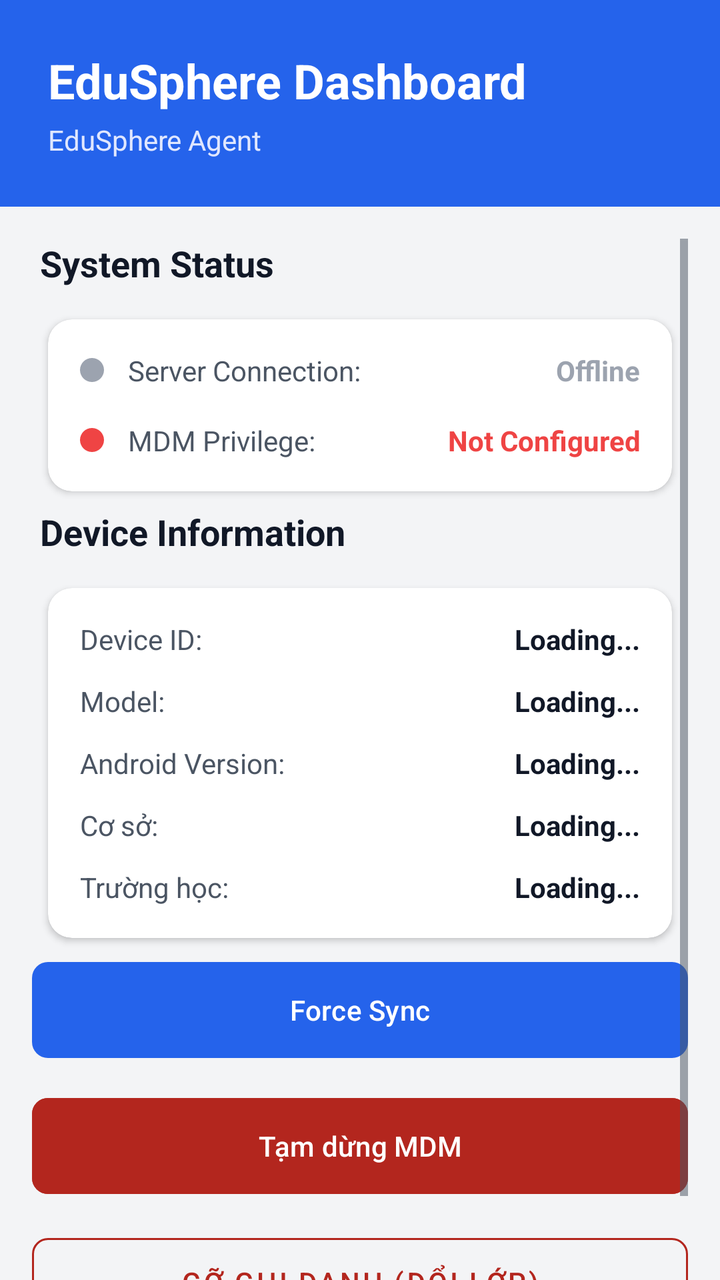
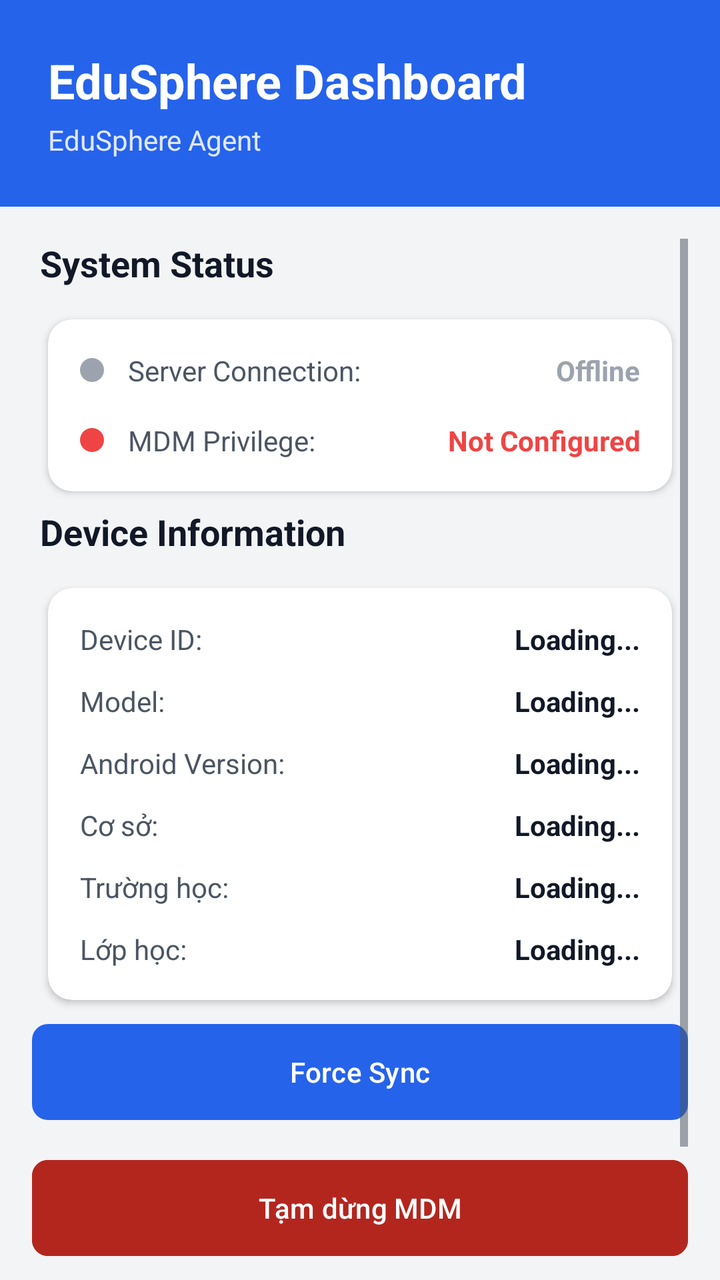

Two renders of the same Android screen: before a commit and after it. Below are the layout's source before the change and the commit's diff.
<!-- AndroidManifest.xml: application theme Theme.EduSphereAgent -->
<!-- res/layout/activity_main.xml -->
<?xml version="1.0" encoding="utf-8"?>
<androidx.constraintlayout.widget.ConstraintLayout xmlns:android="http://schemas.android.com/apk/res/android"
    xmlns:app="http://schemas.android.com/apk/res-auto"
    xmlns:tools="http://schemas.android.com/tools"
    android:id="@+id/main"
    android:layout_width="match_parent"
    android:layout_height="match_parent"
    android:background="@color/background"
    tools:context=".MainActivity">

    
    <LinearLayout
        android:id="@+id/headerLayout"
        android:layout_width="0dp"
        android:layout_height="wrap_content"
        android:background="?attr/colorPrimary"
        android:orientation="vertical"
        android:padding="24dp"
        app:layout_constraintStart_toStartOf="parent"
        app:layout_constraintEnd_toEndOf="parent"
        app:layout_constraintTop_toTopOf="parent">

        <TextView
            android:layout_width="wrap_content"
            android:layout_height="wrap_content"
            android:text="@string/dashboard_title"
            android:textColor="?attr/colorOnPrimary"
            android:textSize="24sp"
            android:textStyle="bold" />
            
        <TextView
            android:layout_width="wrap_content"
            android:layout_height="wrap_content"
            android:text="@string/app_name"
            android:textColor="#E0E7FF"
            android:textSize="14sp"
            android:layout_marginTop="4dp"/>
    </LinearLayout>

    <ScrollView
        android:layout_width="0dp"
        android:layout_height="0dp"
        android:clipToPadding="false"
        android:padding="16dp"
        app:layout_constraintStart_toStartOf="parent"
        app:layout_constraintEnd_toEndOf="parent"
        app:layout_constraintBottom_toBottomOf="parent"
        app:layout_constraintTop_toBottomOf="@id/headerLayout">

        <LinearLayout
            android:layout_width="match_parent"
            android:layout_height="wrap_content"
            android:orientation="vertical">

            
            <com.google.android.material.card.MaterialCardView
                android:id="@+id/cardRegistration"
                style="@style/Widget.EduSphere.CardView"
                android:layout_width="match_parent"
                android:layout_height="wrap_content"
                android:layout_marginBottom="24dp"
                android:visibility="gone">

                <LinearLayout
                    android:layout_width="match_parent"
                    android:layout_height="wrap_content"
                    android:orientation="vertical"
                    android:padding="16dp">

                    <TextView
                        android:layout_width="wrap_content"
                        android:layout_height="wrap_content"
                        android:text="Đăng ký Thiết bị"
                        android:textColor="?attr/colorPrimary"
                        android:textSize="18sp"
                        android:textStyle="bold"
                        android:layout_marginBottom="16dp"/>

                    <com.google.android.material.textfield.TextInputLayout
                        style="@style/Widget.MaterialComponents.TextInputLayout.OutlinedBox"
                        android:layout_width="match_parent"
                        android:layout_height="wrap_content"
                        android:layout_marginBottom="12dp"
                        android:hint="Nhập Server URL (vd: http://192.168.1.8:8081)"
                        app:endIconMode="clear_text">

                        <com.google.android.material.textfield.TextInputEditText
                            android:id="@+id/etServerUrl"
                            android:layout_width="match_parent"
                            android:layout_height="wrap_content"
                            android:inputType="textUri"/>

                    </com.google.android.material.textfield.TextInputLayout>

                    <com.google.android.material.textfield.TextInputLayout
                        style="@style/Widget.MaterialComponents.TextInputLayout.OutlinedBox"
                        android:layout_width="match_parent"
                        android:layout_height="wrap_content"
                        android:hint="Nhập Enrollment Code"
                        app:endIconMode="clear_text">

                        <com.google.android.material.textfield.TextInputEditText
                            android:id="@+id/etEnrollmentCode"
                            android:layout_width="match_parent"
                            android:layout_height="wrap_content"
                            android:inputType="textCapCharacters"/>

                    </com.google.android.material.textfield.TextInputLayout>

                    <com.google.android.material.button.MaterialButton
                        android:id="@+id/btnRegister"
                        android:layout_width="match_parent"
                        android:layout_height="56dp"
                        android:layout_marginTop="16dp"
                        android:text="Đăng ký"
                        app:cornerRadius="8dp" />
                        
                    <com.google.android.material.button.MaterialButton
                        android:id="@+id/btnScanQr"
                        style="@style/Widget.MaterialComponents.Button.OutlinedButton"
                        android:layout_width="match_parent"
                        android:layout_height="56dp"
                        android:layout_marginTop="12dp"
                        android:text="Quét Mã QR"
                        app:icon="@android:drawable/ic_menu_camera"
                        app:iconGravity="textStart"
                        app:cornerRadius="8dp" />
                </LinearLayout>
            </com.google.android.material.card.MaterialCardView>

            
            <TextView
                android:layout_width="wrap_content"
                android:layout_height="wrap_content"
                android:text="@string/status_title"
                android:textColor="?android:attr/textColorPrimary"
                android:textSize="18sp"
                android:textStyle="bold"
                android:layout_marginBottom="8dp"
                android:layout_marginStart="4dp"/>

            <com.google.android.material.card.MaterialCardView
                style="@style/Widget.EduSphere.CardView"
                android:layout_width="match_parent"
                android:layout_height="wrap_content"
                android:layout_marginBottom="24dp">

                <LinearLayout
                    android:layout_width="match_parent"
                    android:layout_height="wrap_content"
                    android:orientation="vertical"
                    android:padding="16dp">

                    
                    <LinearLayout
                        android:layout_width="match_parent"
                        android:layout_height="wrap_content"
                        android:gravity="center_vertical"
                        android:orientation="horizontal"
                        android:layout_marginBottom="16dp">

                        <View
                            android:id="@+id/indicatorServerStatus"
                            android:layout_width="12dp"
                            android:layout_height="12dp"
                            android:background="@drawable/circle_indicator"
                            android:backgroundTint="@color/offline" />

                        <TextView
                            android:layout_width="wrap_content"
                            android:layout_height="wrap_content"
                            android:layout_marginStart="12dp"
                            android:text="@string/server_connection"
                            android:textColor="?android:attr/textColorSecondary" />
                            
                        <TextView
                            android:id="@+id/tvServerStatus"
                            android:layout_width="0dp"
                            android:layout_height="wrap_content"
                            android:layout_weight="1"
                            android:gravity="end"
                            android:text="@string/status_offline"
                            android:textColor="@color/offline"
                            android:textStyle="bold" />
                    </LinearLayout>

                    
                    <LinearLayout
                        android:layout_width="match_parent"
                        android:layout_height="wrap_content"
                        android:gravity="center_vertical"
                        android:orientation="horizontal">

                        <View
                            android:id="@+id/indicatorMdmStatus"
                            android:layout_width="12dp"
                            android:layout_height="12dp"
                            android:background="@drawable/circle_indicator"
                            android:backgroundTint="@color/error" />

                        <TextView
                            android:layout_width="wrap_content"
                            android:layout_height="wrap_content"
                            android:layout_marginStart="12dp"
                            android:text="@string/mdm_privilege"
                            android:textColor="?android:attr/textColorSecondary" />
                            
                        <TextView
                            android:id="@+id/tvMdmStatus"
                            android:layout_width="0dp"
                            android:layout_height="wrap_content"
                            android:layout_weight="1"
                            android:gravity="end"
                            android:text="@string/status_inactive"
                            android:textColor="@color/error"
                            android:textStyle="bold" />
                    </LinearLayout>
                </LinearLayout>
            </com.google.android.material.card.MaterialCardView>

            
            <TextView
                android:layout_width="wrap_content"
                android:layout_height="wrap_content"
                android:text="@string/device_info_title"
                android:textColor="?android:attr/textColorPrimary"
                android:textSize="18sp"
                android:textStyle="bold"
                android:layout_marginBottom="8dp"
                android:layout_marginStart="4dp"/>

            <com.google.android.material.card.MaterialCardView
                style="@style/Widget.EduSphere.CardView"
                android:layout_width="match_parent"
                android:layout_height="wrap_content"
                android:layout_marginBottom="32dp">

                <LinearLayout
                    android:layout_width="match_parent"
                    android:layout_height="wrap_content"
                    android:orientation="vertical"
                    android:padding="16dp">

                    
                    <LinearLayout
                        android:layout_width="match_parent"
                        android:layout_height="wrap_content"
                        android:orientation="horizontal"
                        android:layout_marginBottom="12dp">
                        <TextView
                            android:layout_width="120dp"
                            android:layout_height="wrap_content"
                            android:text="@string/device_id_label"
                            android:textColor="?android:attr/textColorSecondary" />
                        <TextView
                            android:id="@+id/tvDeviceId"
                            android:layout_width="0dp"
                            android:layout_weight="1"
                            android:layout_height="wrap_content"
                            android:gravity="end"
                            android:text="Loading..."
                            android:textColor="?android:attr/textColorPrimary"
                            android:textStyle="bold" />
                    </LinearLayout>
                    
                    
                    <LinearLayout
                        android:layout_width="match_parent"
                        android:layout_height="wrap_content"
                        android:orientation="horizontal"
                        android:layout_marginBottom="12dp">
                        <TextView
                            android:layout_width="120dp"
                            android:layout_height="wrap_content"
                            android:text="@string/device_model_label"
                            android:textColor="?android:attr/textColorSecondary" />
                        <TextView
                            android:id="@+id/tvDeviceModel"
                            android:layout_width="0dp"
                            android:layout_weight="1"
                            android:layout_height="wrap_content"
                            android:gravity="end"
                            android:text="Loading..."
                            android:textColor="?android:attr/textColorPrimary"
                            android:textStyle="bold" />
                    </LinearLayout>

                    
                    <LinearLayout
                        android:layout_width="match_parent"
                        android:layout_height="wrap_content"
                        android:orientation="horizontal"
                        android:layout_marginBottom="12dp">
                        <TextView
                            android:layout_width="120dp"
                            android:layout_height="wrap_content"
                            android:text="@string/os_version_label"
                            android:textColor="?android:attr/textColorSecondary" />
                        <TextView
                            android:id="@+id/tvOsVersion"
                            android:layout_width="0dp"
                            android:layout_weight="1"
                            android:layout_height="wrap_content"
                            android:gravity="end"
                            android:text="Loading..."
                            android:textColor="?android:attr/textColorPrimary"
                            android:textStyle="bold" />
                    </LinearLayout>

                    
                    <LinearLayout
                        android:layout_width="match_parent"
                        android:layout_height="wrap_content"
                        android:orientation="horizontal"
                        android:layout_marginBottom="12dp">
                        <TextView
                            android:layout_width="120dp"
                            android:layout_height="wrap_content"
                            android:text="Cơ sở:"
                            android:textColor="?android:attr/textColorSecondary" />
                        <TextView
                            android:id="@+id/tvCampus"
                            android:layout_width="0dp"
                            android:layout_weight="1"
                            android:layout_height="wrap_content"
                            android:gravity="end"
                            android:text="Loading..."
                            android:textColor="?android:attr/textColorPrimary"
                            android:textStyle="bold" />
                    </LinearLayout>
                    
                    
                    <LinearLayout
                        android:layout_width="match_parent"
                        android:layout_height="wrap_content"
                        android:orientation="horizontal">
                        <TextView
                            android:layout_width="120dp"
                            android:layout_height="wrap_content"
                            android:text="Trường học:"
                            android:textColor="?android:attr/textColorSecondary" />
                        <TextView
                            android:id="@+id/tvSchool"
                            android:layout_width="0dp"
                            android:layout_weight="1"
                            android:layout_height="wrap_content"
                            android:gravity="end"
                            android:text="Loading..."
                            android:textColor="?android:attr/textColorPrimary"
                            android:textStyle="bold" />
                    </LinearLayout>
                </LinearLayout>
            </com.google.android.material.card.MaterialCardView>

            
            <com.google.android.material.button.MaterialButton
                android:id="@+id/btnForceSync"
                android:layout_width="match_parent"
                android:layout_height="56dp"
                android:text="@string/force_sync"
                app:cornerRadius="8dp" />
                
            
            <com.google.android.material.button.MaterialButton
                android:id="@+id/btnPauseMdm"
                android:layout_width="match_parent"
                android:layout_height="56dp"
                android:layout_marginTop="12dp"
                android:text="Tạm dừng MDM"
                android:backgroundTint="?attr/colorError"
                app:cornerRadius="8dp" />
                
            
            <com.google.android.material.button.MaterialButton
                android:id="@+id/btnUnenroll"
                style="@style/Widget.MaterialComponents.Button.OutlinedButton"
                android:layout_width="match_parent"
                android:layout_height="56dp"
                android:layout_marginTop="12dp"
                android:text="Gỡ ghi danh (Đổi lớp)"
                android:textColor="?attr/colorError"
                app:strokeColor="?attr/colorError"
                app:cornerRadius="8dp" />

        </LinearLayout>
    </ScrollView>
</androidx.constraintlayout.widget.ConstraintLayout>
<!-- resources referenced by this layout -->
<resources>
  <color name="background">#F3F4F6</color>
  <color name="error">#EF4444</color>
  <color name="offline">#9CA3AF</color>
  <!-- drawable circle_indicator (drawable) -->
  <?xml version="1.0" encoding="utf-8"?>
  <shape xmlns:android="http://schemas.android.com/apk/res/android"
      android:shape="oval">
      <solid android:color="#FFFFFF" />
  </shape>
  <string name="app_name">EduSphere Agent</string>
  <string name="dashboard_title">EduSphere Dashboard</string>
  <string name="device_id_label">Device ID:</string>
  <string name="device_info_title">Device Information</string>
  <string name="device_model_label">Model:</string>
  <string name="force_sync">Force Sync</string>
  <string name="mdm_privilege">MDM Privilege:</string>
  <string name="os_version_label">Android Version:</string>
  <string name="server_connection">Server Connection:</string>
  <string name="status_inactive">Not Configured</string>
  <string name="status_offline">Offline</string>
  <string name="status_title">System Status</string>
  <style name="Widget.EduSphere.CardView" parent="Widget.Material3.CardView.Elevated">
          <item name="cardBackgroundColor">@color/surface</item>
          <item name="cardElevation">2dp</item>
          <item name="cardCornerRadius">12dp</item>
          <item name="android:layout_margin">8dp</item>
      </style>
  <style name="Theme.EduSphereAgent" parent="Base.Theme.EduSphereAgent" />
  <color name="surface">#FFFFFF</color>
  <style name="Base.Theme.EduSphereAgent" parent="Theme.Material3.DayNight.NoActionBar">
          
          <item name="colorPrimary">@color/primary</item>
          <item name="colorPrimaryVariant">@color/primaryVariant</item>
          <item name="colorOnPrimary">@color/onPrimary</item>
          <item name="android:windowBackground">@color/background</item>
          <item name="android:textColorPrimary">@color/textPrimary</item>
          <item name="android:textColorSecondary">@color/textSecondary</item>
      </style>
  <color name="primary">#2563EB</color>
  <color name="primaryVariant">#1D4ED8</color>
  <color name="onPrimary">#FFFFFF</color>
  <color name="textPrimary">#111827</color>
  <color name="textSecondary">#4B5563</color>
</resources>

<!-- the commit's change to res/layout/activity_main.xml (unified diff, before → after) -->
@@ -333,14 +333,36 @@
                     <LinearLayout
                         android:layout_width="match_parent"
                         android:layout_height="wrap_content"
+                        android:orientation="horizontal"
+                        android:layout_marginBottom="12dp">
+                        <TextView
+                            android:layout_width="120dp"
+                            android:layout_height="wrap_content"
+                            android:text="Trường học:"
+                            android:textColor="?android:attr/textColorSecondary" />
+                        <TextView
+                            android:id="@+id/tvSchool"
+                            android:layout_width="0dp"
+                            android:layout_weight="1"
+                            android:layout_height="wrap_content"
+                            android:gravity="end"
+                            android:text="Loading..."
+                            android:textColor="?android:attr/textColorPrimary"
+                            android:textStyle="bold" />
+                    </LinearLayout>
+
+                    
+                    <LinearLayout
+                        android:layout_width="match_parent"
+                        android:layout_height="wrap_content"
                         android:orientation="horizontal">
                         <TextView
                             android:layout_width="120dp"
                             android:layout_height="wrap_content"
-                            android:text="Trường học:"
-                            android:textColor="?android:attr/textColorSecondary" />
-                        <TextView
-                            android:id="@+id/tvSchool"
+                            android:text="Lớp học:"
+                            android:textColor="?android:attr/textColorSecondary" />
+                        <TextView
+                            android:id="@+id/tvClassroom"
                             android:layout_width="0dp"
                             android:layout_weight="1"
                             android:layout_height="wrap_content"
